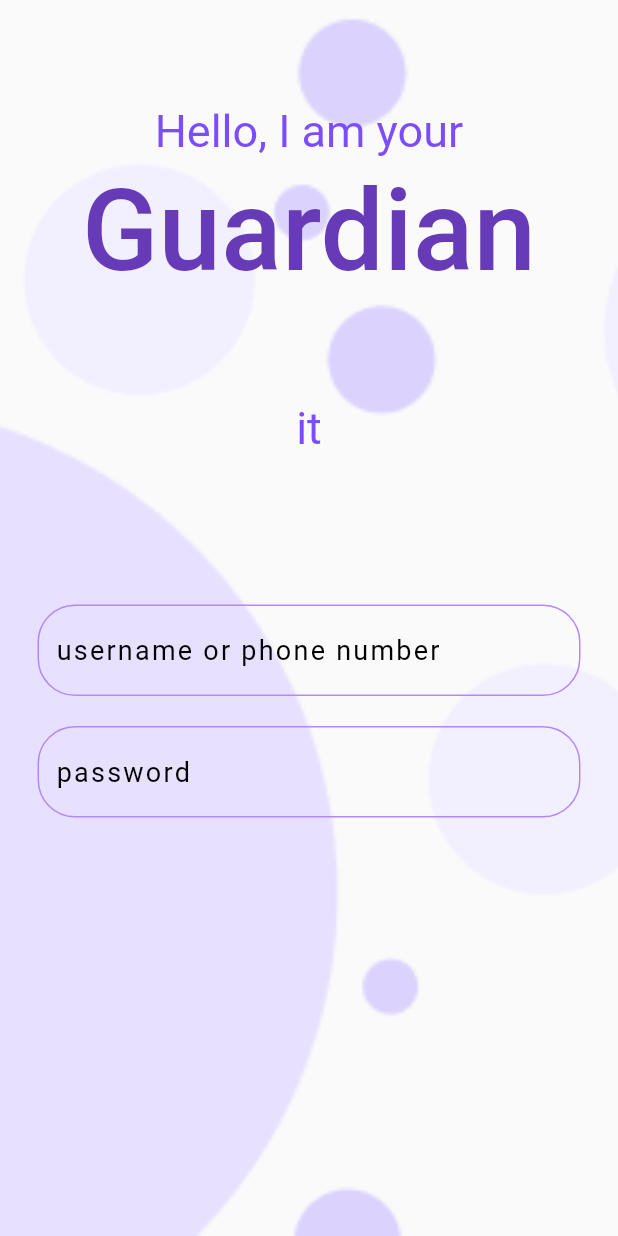
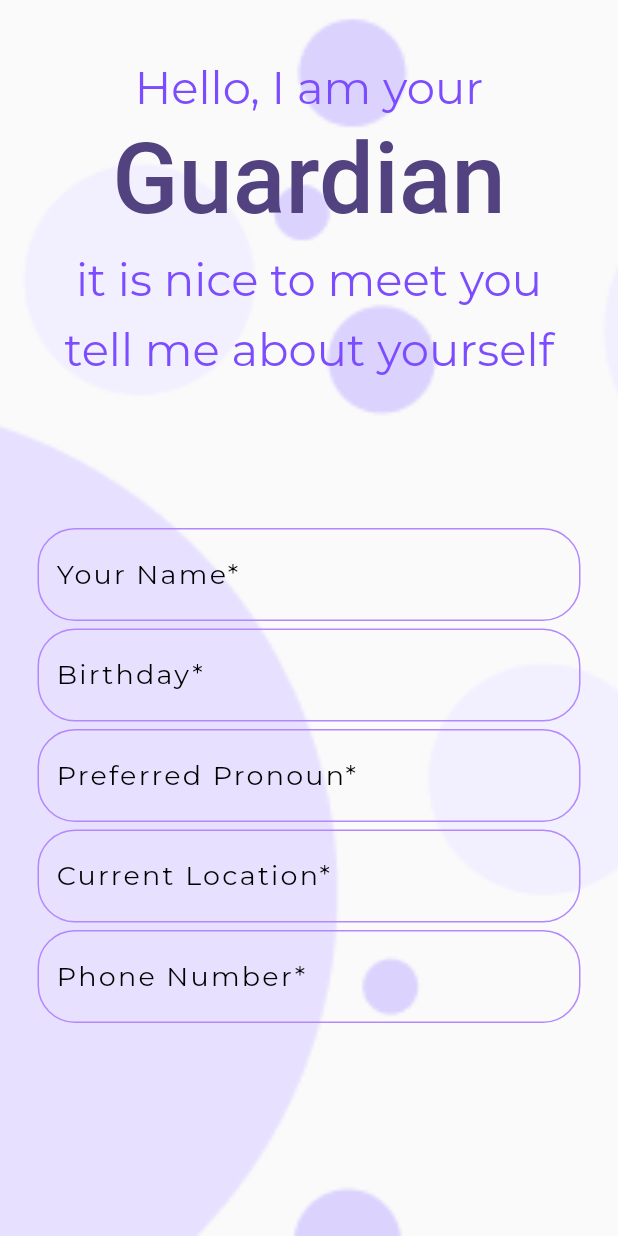
Before and after one commit to AliAkberAakash/guardian, a Flutter app: the signPage screen opened directly, on a phone screen of 412 x 824 dp. Run offline on Flutter 3.47's test engine with Material 2 defaults, Android fonts, the phone set to English and light mode, and no system bars; our stand-ins replace bloc, data_connection_checker, dio, equatable, firebase_auth, flutter_bloc and 6 more; missing offline and left inert: twilio_flutter; accounts and stored records are empty; Roboto replaces fonts that are missing (Georgia).

```diff
--- a/guardian/lib/ui/features/sign-up/signUp.dart
+++ b/guardian/lib/ui/features/sign-up/signUp.dart
@@ -1,5 +1,6 @@
 import 'package:flutter/material.dart';
 import 'package:google_fonts/google_fonts.dart';
+import 'package:guardian/utils/my_colors.dart';
 
 class signPage extends StatelessWidget {
   @override
@@ -16,7 +17,7 @@ class signPage extends StatelessWidget {
                   crossAxisAlignment: CrossAxisAlignment.center,
                   children: <Widget>[
                 SizedBox(
-                      height: 70,
+                  height: 40,
                 ),
                 Text(
                   'Hello, I am your',
@@ -31,15 +32,25 @@ class signPage extends StatelessWidget {
                 Text(
                   'Guardian',
                   style: GoogleFonts.montserratAlternates(
-                      color: Colors.deepPurple,
-                            fontSize: 75,
+                      color: primary,
+                      fontSize: 65,
                       fontWeight: FontWeight.w500),
                 ),
                 SizedBox(
-                        height: 70,
+                  height: 10,
                 ),
                 Text(
-                        'it',
+                  'it is nice to meet you',
+                  style: TextStyle(
+                    color: Colors.deepPurpleAccent,
+                    fontSize: 30,
+                  ),
+                ),
+                    SizedBox(
+                      height: 10,
+                    ),
+                    Text(
+                      'tell me about yourself',
                       style: TextStyle(
                         color: Colors.deepPurpleAccent,
                         fontSize: 30,
@@ -56,24 +67,41 @@ class signPage extends StatelessWidget {
                   ],
                 ),
                 CustomTextField(
-    hint: 'username or phone number',
+                  hint: 'Your Name*',
                   secured: false,
                 ),
                 SizedBox(
-    height: 20,
+                  height: 5,
                 ),
                 CustomTextField(
-      hint: 'password',
+                  hint: 'Birthday*',
                   secured: false,
                 ),
-    ]
-    )
-    )
+                    SizedBox(
+                      height: 5,
                     ),
+                    CustomTextField(
+                      hint: 'Preferred Pronoun*',
+                      secured: false,
+                    ),
+                    SizedBox(
+                      height: 5,
+                    ),
+                    CustomTextField(
+                      hint: 'Current Location*',
+                      secured: false,
+                    ),
+                    SizedBox(
+                      height: 5,
+                    ),
+                    CustomTextField(
+                      hint: 'Phone Number*',
+                      secured: false,
+                    ),
+              ]))),
     );
   }
 }
-
 
 class CustomTextField extends StatelessWidget {
   String hint;
```
Also changed, not shown: guardian/lib/main.dart (+11 -7 lines), guardian/lib/ui/features/login/login.dart (+8 -3 lines). Lines whose indentation alone changed are shown as unchanged.
